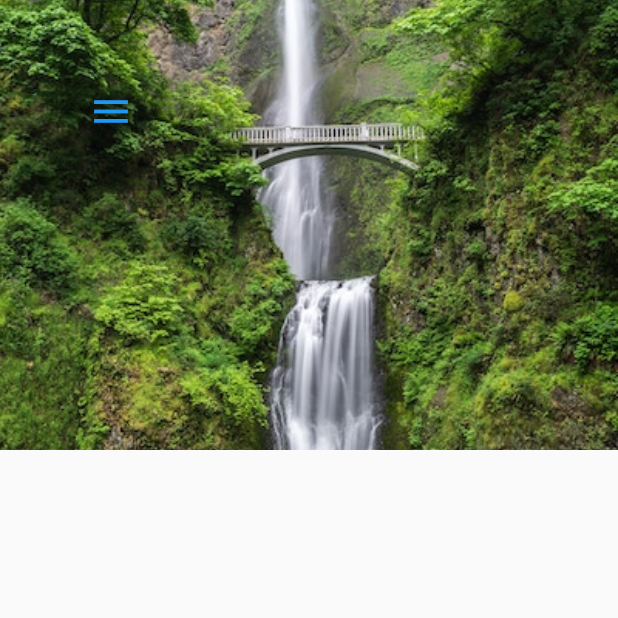
After one commit to Allename/flutter_social_ui, a Flutter app: the ProfileScreen screen opened directly, on a phone screen of 412 x 824 dp, the top half of it. The commit adds this screen. Run offline on Flutter 3.47's test engine with Material 2 defaults, Android fonts, the phone set to English and light mode, and no system bars.

Commit message:
feat: update

```diff
--- /dev/null
+++ b/lib/screens/profile_screen.dart
@@ -0,0 +1,65 @@
+import 'package:flutter/material.dart';
+import 'package:flutter_social_ui/models/user_model.dart';
+import 'package:flutter_social_ui/widgets/custom_drawer.dart';
+
+class ProfileScreen extends StatefulWidget {
+  final User user;
+
+  ProfileScreen({this.user});
+
+  @override
+  _ProfileScreenState createState() => _ProfileScreenState();
+}
+
+class _ProfileScreenState extends State<ProfileScreen> {
+  final GlobalKey<ScaffoldState> _scaffoldKey = GlobalKey<ScaffoldState>();
+
+  @override
+  Widget build(BuildContext context) {
+    return Scaffold(
+      key: _scaffoldKey,
+      drawer: CustomDrawer(),
+      body: SingleChildScrollView(
+        child: Column(
+          children: <Widget>[
+            Stack(
+              children: <Widget>[
+                Image(
+                  height: 300.0,
+                  width: double.infinity,
+                  image: AssetImage(widget.user.backgroundImageUrl),
+                  fit: BoxFit.cover,
+                ),
+                Positioned(
+                  top: 50.0,
+                  left: 50.0,
+                  child: IconButton(
+                    icon: Icon(Icons.menu),
+                    iconSize: 30.0,
+                    color: Theme.of(context).primaryColor,
+                    onPressed: () => _scaffoldKey.currentState.openDrawer(),
+                  ),
+                ),
+                Positioned(
+                  bottom: 0.0,
+                  child: Container(
+                    decoration: BoxDecoration(
+                      shape: BoxShape.circle,
+                      boxShadow: [
+                        BoxShadow(
+                          color: Colors.black45,
+                          offset: Offset(0, 2),
+                          blurRadius: 6.0,
+                        ),
+                      ],
+                    ),
+                  ),
+                ),
+              ],
+            ),
+          ],
+        ),
+      ),
+    );
+  }
+}
--- a/lib/widgets/custom_drawer.dart
+++ b/lib/widgets/custom_drawer.dart
@@ -2,6 +2,7 @@ import 'package:flutter/material.dart';
 import 'package:flutter_social_ui/data/data.dart';
 import 'package:flutter_social_ui/screens/home_screen.dart';
 import 'package:flutter_social_ui/screens/login_screen.dart';
+import 'package:flutter_social_ui/screens/profile_screen.dart';
 
 class CustomDrawer extends StatelessWidget {
   _buildDrawerOption(Icon icon, String title, Function onTap) {
@@ -80,7 +81,18 @@ class CustomDrawer extends StatelessWidget {
           ),
           _buildDrawerOption(Icon(Icons.chat), 'Chat', () {}),
           _buildDrawerOption(Icon(Icons.location_on), 'Map', () {}),
-          _buildDrawerOption(Icon(Icons.account_circle), 'Your Profile', () {}),
+          _buildDrawerOption(
+            Icon(Icons.account_circle),
+            'Your Profile',
+            () => Navigator.pushReplacement(
+              context,
+              MaterialPageRoute(
+                builder: (_) => ProfileScreen(
+                  user: currentUser,
+                ),
+              ),
+            ),
+          ),
           _buildDrawerOption(Icon(Icons.settings), 'Settings', () {}),
           Expanded(
             child: Align(
```
